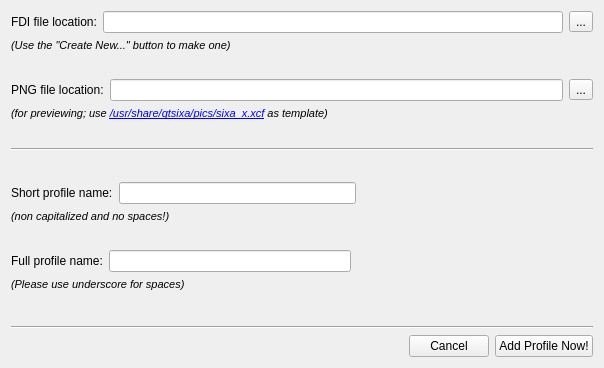
First picture: the form in qtsixa/gui/qtsixa_addprofile.ui, repository aaronp24/QtSixA, before the edit.
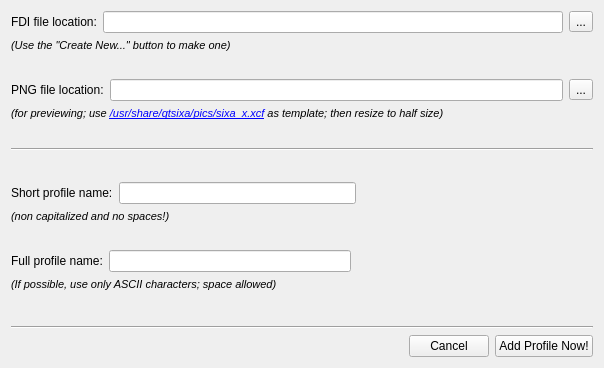
Second picture: the form after the edit. Icons and pictures are not drawn.

The edit to the form file:
```diff
--- a/qtsixa/gui/qtsixa_addprofile.ui
+++ b/qtsixa/gui/qtsixa_addprofile.ui
@@ -86,8 +86,8 @@
       <string>&lt;!DOCTYPE HTML PUBLIC &quot;-//W3C//DTD HTML 4.0//EN&quot; &quot;http://www.w3.org/TR/REC-html40/strict.dtd&quot;&gt;
 &lt;html&gt;&lt;head&gt;&lt;meta name=&quot;qrichtext&quot; content=&quot;1&quot; /&gt;&lt;style type=&quot;text/css&quot;&gt;
 p, li { white-space: pre-wrap; }
-&lt;/style&gt;&lt;/head&gt;&lt;body style=&quot; font-family:'DejaVu Sans'; font-size:9pt; font-weight:400; font-style:normal;&quot;&gt;
-&lt;p style=&quot; margin-top:0px; margin-bottom:0px; margin-left:0px; margin-right:0px; -qt-block-indent:0; text-indent:0px;&quot;&gt;&lt;span style=&quot; font-size:8pt; font-style:italic;&quot;&gt;(for previewing; use &lt;/span&gt;&lt;a href=&quot;/usr/share/qtsixa/pics/sixa_x.xcf&quot;&gt;&lt;span style=&quot; font-size:8pt; font-style:italic; text-decoration: underline; color:#0000ff;&quot;&gt;/usr/share/qtsixa/pics/sixa_x.xcf&lt;/span&gt;&lt;/a&gt;&lt;span style=&quot; font-size:8pt; font-style:italic;&quot;&gt; as template)&lt;/span&gt;&lt;/p&gt;&lt;/body&gt;&lt;/html&gt;</string>
+&lt;/style&gt;&lt;/head&gt;&lt;body style=&quot; font-family:'DejaVu Sans'; font-size:8pt; font-weight:400; font-style:normal;&quot;&gt;
+&lt;p style=&quot; margin-top:0px; margin-bottom:0px; margin-left:0px; margin-right:0px; -qt-block-indent:0; text-indent:0px;&quot;&gt;&lt;span style=&quot; font-style:italic;&quot;&gt;(for previewing; use &lt;/span&gt;&lt;a href=&quot;/usr/share/qtsixa/pics/sixa_x.xcf&quot;&gt;&lt;span style=&quot; font-style:italic; text-decoration: underline; color:#0000ff;&quot;&gt;/usr/share/qtsixa/pics/sixa_x.xcf&lt;/span&gt;&lt;/a&gt;&lt;span style=&quot; font-style:italic;&quot;&gt; as template; then resize to half size)&lt;/span&gt;&lt;/p&gt;&lt;/body&gt;&lt;/html&gt;</string>
      </property>
     </widget>
    </item>
@@ -208,8 +208,8 @@
       <string>&lt;!DOCTYPE HTML PUBLIC &quot;-//W3C//DTD HTML 4.0//EN&quot; &quot;http://www.w3.org/TR/REC-html40/strict.dtd&quot;&gt;
 &lt;html&gt;&lt;head&gt;&lt;meta name=&quot;qrichtext&quot; content=&quot;1&quot; /&gt;&lt;style type=&quot;text/css&quot;&gt;
 p, li { white-space: pre-wrap; }
-&lt;/style&gt;&lt;/head&gt;&lt;body style=&quot; font-family:'DejaVu Sans'; font-size:9pt; font-weight:400; font-style:normal;&quot;&gt;
-&lt;p style=&quot; margin-top:0px; margin-bottom:0px; margin-left:0px; margin-right:0px; -qt-block-indent:0; text-indent:0px;&quot;&gt;&lt;span style=&quot; font-size:8pt; font-style:italic;&quot;&gt;(Please use underscore for spaces)&lt;/span&gt;&lt;/p&gt;&lt;/body&gt;&lt;/html&gt;</string>
+&lt;/style&gt;&lt;/head&gt;&lt;body style=&quot; font-family:'DejaVu Sans'; font-size:8pt; font-weight:400; font-style:normal;&quot;&gt;
+&lt;p style=&quot; margin-top:0px; margin-bottom:0px; margin-left:0px; margin-right:0px; -qt-block-indent:0; text-indent:0px;&quot;&gt;&lt;span style=&quot; font-style:italic;&quot;&gt;(If possible, use only ASCII characters; space allowed)&lt;/span&gt;&lt;/p&gt;&lt;/body&gt;&lt;/html&gt;</string>
      </property>
     </widget>
    </item>
```
Left out of the diff: 4 changed lines with no effect on the pictures.
